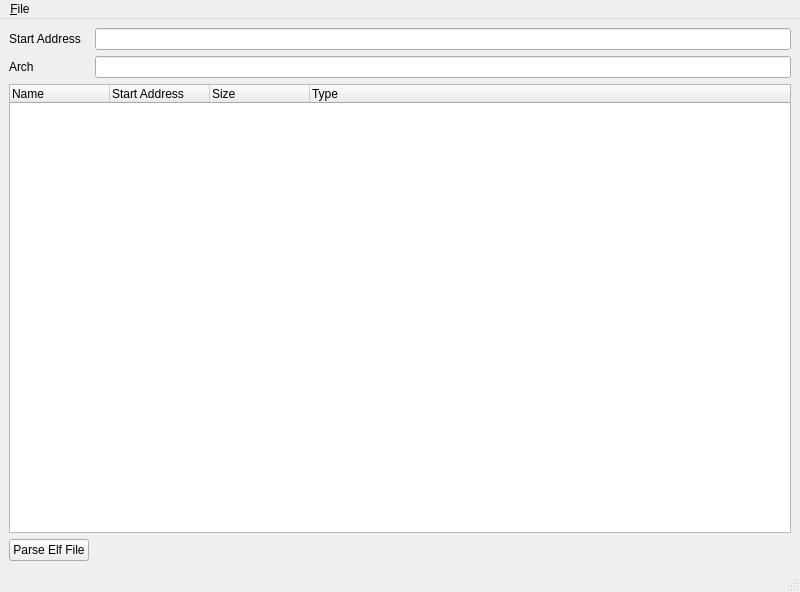
Qt form ui/elf_viewer.ui (RAMENtheNOODLES/dev-board-flasher) before a commit.
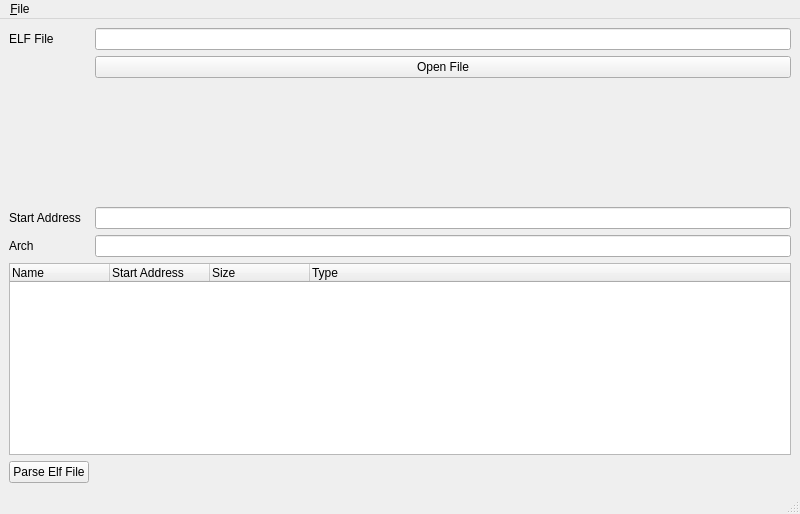
The same form after that commit.

What changed in the file:
```diff
--- a/ui/elf_viewer.ui
+++ b/ui/elf_viewer.ui
@@ -7,7 +7,7 @@
     <x>0</x>
     <y>0</y>
     <width>800</width>
-    <height>592</height>
+    <height>514</height>
    </rect>
   </property>
   <property name="windowTitle">
@@ -15,7 +15,7 @@
   </property>
   <widget class="QWidget" name="centralwidget">
    <layout class="QFormLayout" name="formLayout">
-    <item row="2" column="0" colspan="2">
+    <item row="5" column="0" colspan="2">
      <widget class="QTreeWidget" name="sectionsWidget">
       <column>
        <property name="text">
@@ -39,41 +39,71 @@
       </column>
      </widget>
     </item>
-    <item row="3" column="0">
+    <item row="6" column="0">
      <widget class="QPushButton" name="parseElfBtn">
       <property name="text">
        <string>Parse Elf File</string>
       </property>
      </widget>
     </item>
-    <item row="0" column="0">
+    <item row="3" column="0">
      <widget class="QLabel" name="startAddressLabel">
       <property name="text">
        <string>Start Address</string>
       </property>
      </widget>
     </item>
-    <item row="0" column="1">
+    <item row="3" column="1">
      <widget class="QLineEdit" name="startAddressLineEdit">
       <property name="readOnly">
        <bool>true</bool>
       </property>
      </widget>
     </item>
-    <item row="1" column="0">
+    <item row="4" column="0">
      <widget class="QLabel" name="archLabel">
       <property name="text">
        <string>Arch</string>
       </property>
      </widget>
     </item>
-    <item row="1" column="1">
+    <item row="4" column="1">
      <widget class="QLineEdit" name="archLineEdit">
       <property name="readOnly">
        <bool>true</bool>
       </property>
      </widget>
     </item>
+    <item row="0" column="0">
+     <widget class="QLabel" name="elfFileLabel">
+      <property name="text">
+       <string>ELF File</string>
+      </property>
+     </widget>
+    </item>
+    <item row="0" column="1">
+     <widget class="QLineEdit" name="elfFileLineEdit"/>
+    </item>
+    <item row="1" column="1">
+     <widget class="QPushButton" name="openFileBtn">
+      <property name="text">
+       <string>Open File</string>
+      </property>
+     </widget>
+    </item>
+    <item row="2" column="1">
+     <spacer name="verticalSpacer">
+      <property name="orientation">
+       <enum>Qt::Orientation::Vertical</enum>
+      </property>
+      <property name="sizeHint" stdset="0">
+       <size>
+        <width>20</width>
+        <height>20</height>
+       </size>
+      </property>
+     </spacer>
+    </item>
    </layout>
   </widget>
   <widget class="QMenuBar" name="menubar">
```
